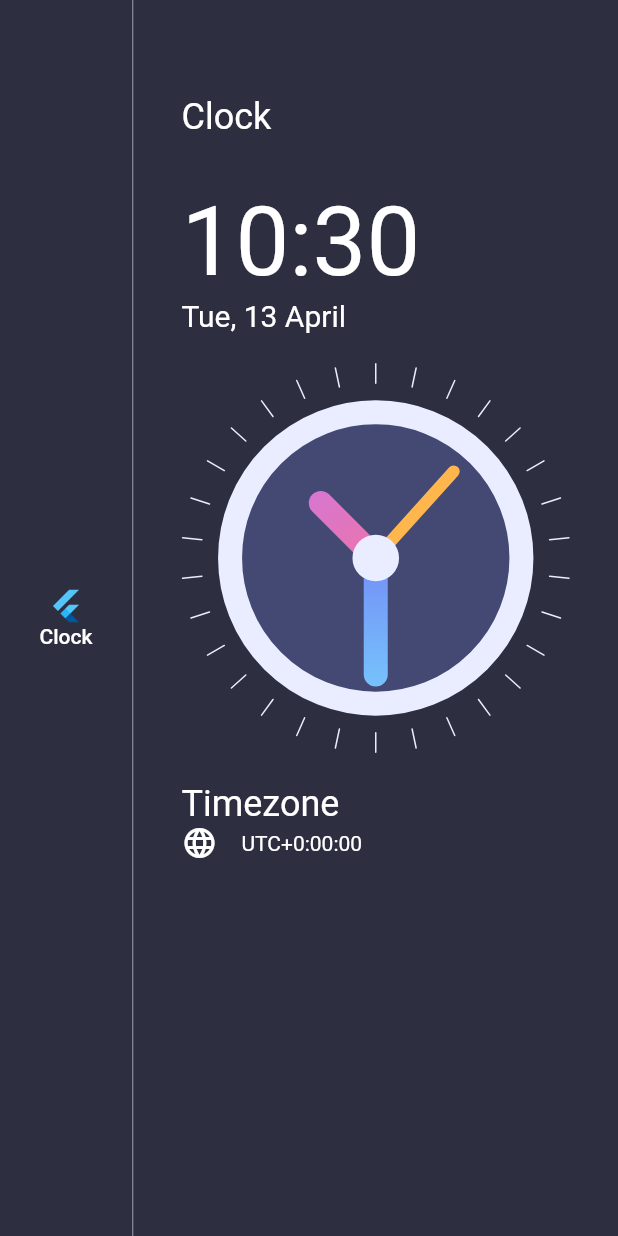
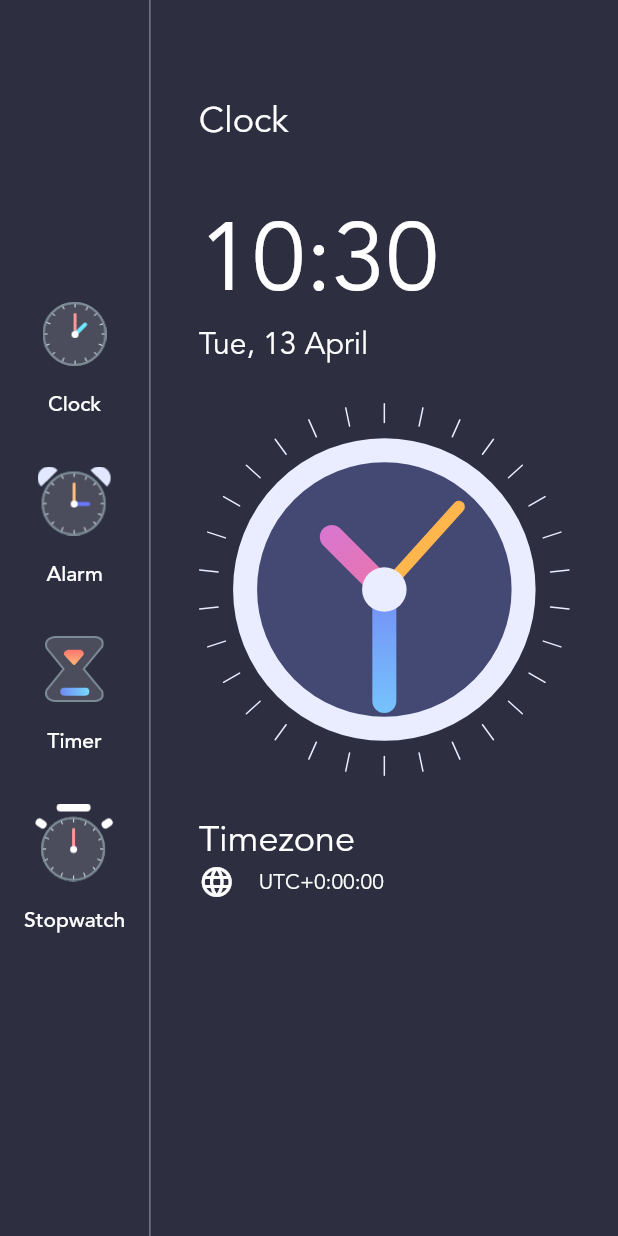
Before and after one commit to bgeles/flutter_animated_clock, a Flutter app: the screen it shows after launch, on a phone screen of 412 x 824 dp. Run offline on Flutter 3.47's test engine with Material 2 defaults, Android fonts, the light colour scheme and no system bars.

Commit message:
add fonts e icons

```diff
--- a/flutter_animated_clock/lib/homepage.dart
+++ b/flutter_animated_clock/lib/homepage.dart
@@ -30,21 +30,10 @@ class _HomePageState extends State<HomePage> {
           Column(
             mainAxisAlignment: MainAxisAlignment.center,
             children: [
-              FlatButton(
-                onPressed: null,
-                child: Column(
-                  children: [
-                    FlutterLogo(),
-                    Text(
-                      'Clock',
-                      style: TextStyle(
-                        color: Colors.white,
-                        fontSize: 14,
-                      ),
-                    ),
-                  ],
-                ),
-              ),
+              buildMenuButton('Clock', 'assets/clock_icon.png'),
+              buildMenuButton('Alarm', 'assets/alarm_icon.png'),
+              buildMenuButton('Timer', 'assets/timer_icon.png'),
+              buildMenuButton('Stopwatch', 'assets/stopwatch_icon.png'),
             ],
           ),
           VerticalDivider(
@@ -53,14 +42,20 @@ class _HomePageState extends State<HomePage> {
           ),
           Expanded(
             child: Container(
-              padding: EdgeInsets.symmetric(horizontal: 32,vertical: 64,),
+              padding: EdgeInsets.symmetric(
+                horizontal: 32,
+                vertical: 64,
+              ),
               alignment: Alignment.center,
               child: Column(
                 crossAxisAlignment: CrossAxisAlignment.start,
                 children: [
                   Text(
                     'Clock',
-                    style: TextStyle(color: Colors.white, fontSize: 24),
+                    style: TextStyle(
+                        fontFamily: 'avenir',
+                        color: Colors.white,
+                        fontSize: 24),
                   ),
                   SizedBox(
                     height: 32,
@@ -68,18 +63,25 @@ class _HomePageState extends State<HomePage> {
                   Text(
                     formattedTime,
                     style: TextStyle(
+                      fontFamily: 'avenir',
                       color: Colors.white,
                       fontSize: 64,
                     ),
                   ),
                   Text(
                     formattedDate,
-                    style: TextStyle(color: Colors.white, fontSize: 20),
+                    style: TextStyle(
+                        fontFamily: 'avenir',
+                        color: Colors.white,
+                        fontSize: 20),
                   ),
                   ClockView(),
                   Text(
                     'Timezone',
-                    style: TextStyle(color: Colors.white, fontSize: 24),
+                    style: TextStyle(
+                        fontFamily: 'avenir',
+                        color: Colors.white,
+                        fontSize: 24),
                   ),
                   Row(
                     children: [
@@ -93,6 +95,7 @@ class _HomePageState extends State<HomePage> {
                       Text(
                         'UTC' + offsetSign + timezoneString,
                         style: TextStyle(
+                          fontFamily: 'avenir',
                           color: Colors.white,
                           fontSize: 14,
                         ),
@@ -107,4 +110,32 @@ class _HomePageState extends State<HomePage> {
       ),
     );
   }
+
+  Padding buildMenuButton(String title, String image) {
+    return Padding(
+      padding: const EdgeInsets.symmetric(vertical: 16.0),
+      child: FlatButton(
+        onPressed: null,
+        child: Column(
+          children: [
+            Image.asset(
+              image,
+              scale: 1.5,
+            ),
+            SizedBox(
+              height: 16,
+            ),
+            Text(
+              title ?? '',
+              style: TextStyle(
+                fontFamily: 'avenir',
+                color: Colors.white,
+                fontSize: 14,
+              ),
+            ),
+          ],
+        ),
+      ),
+    );
+  }
 }
```
Also changed, not shown: flutter_animated_clock/pubspec.yaml (+14 -13 lines), flutter_animated_clock/assets/add_alarm.png (added), flutter_animated_clock/assets/alarm_icon.png (added), flutter_animated_clock/assets/clock_icon.png (added), flutter_animated_clock/assets/fonts/Avenir-Book.ttf (added), flutter_animated_clock/assets/fonts/Avenir-Heavy.ttf (added), flutter_animated_clock/assets/fonts/Avenir-Light.ttf (added), flutter_animated_clock/assets/fonts/Avenir-Medium.ttf (added), flutter_animated_clock/assets/stopwatch_icon.png (added), flutter_animated_clock/assets/timer_icon.png (added).
